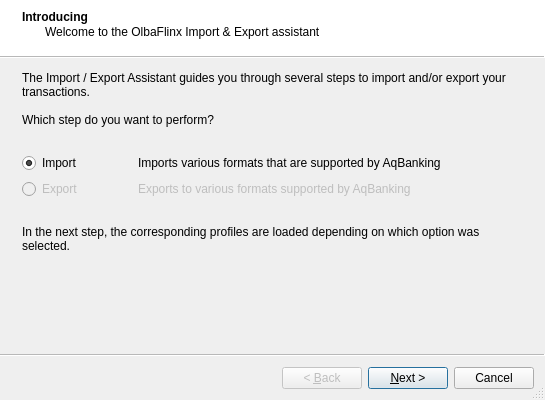
Above: src/uis/ImExportAssistant.ui from chmmou/olbaflinx before the change. Below: the same form after it.
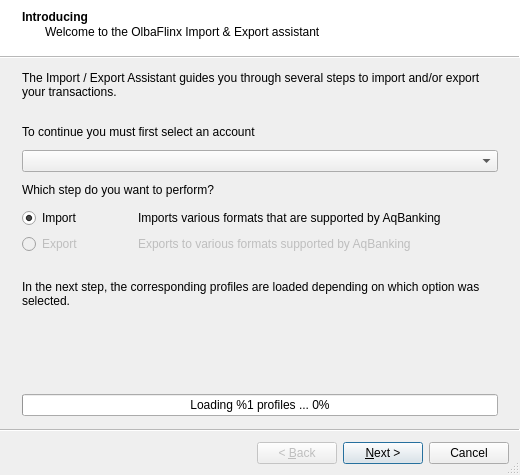
That is the form after the change.

```diff
--- a/src/uis/ImExportAssistant.ui
+++ b/src/uis/ImExportAssistant.ui
@@ -6,14 +6,14 @@
    <rect>
     <x>0</x>
     <y>0</y>
-    <width>545</width>
-    <height>400</height>
+    <width>520</width>
+    <height>475</height>
    </rect>
   </property>
   <property name="minimumSize">
    <size>
-    <width>545</width>
-    <height>400</height>
+    <width>520</width>
+    <height>475</height>
    </size>
   </property>
   <property name="windowTitle">
@@ -42,9 +42,7 @@
     <item>
      <widget class="QLabel" name="lblIntroducingTop">
       <property name="text">
-       <string>The Import / Export Assistant guides you through several steps to import and/or export your transactions.
-
-Which step do you want to perform?</string>
+       <string>The Import / Export Assistant guides you through several steps to import and/or export your transactions.</string>
       </property>
       <property name="wordWrap">
        <bool>true</bool>
@@ -67,6 +65,71 @@
       </property>
      </spacer>
     </item>
+    <item>
+     <widget class="QLabel" name="labelIntroductionAccountsInfo">
+      <property name="text">
+       <string>To continue you must first select an account</string>
+      </property>
+     </widget>
+    </item>
+    <item>
+     <spacer name="vsIntroduction2">
+      <property name="orientation">
+       <enum>Qt::Vertical</enum>
+      </property>
+      <property name="sizeType">
+       <enum>QSizePolicy::Fixed</enum>
+      </property>
+      <property name="sizeHint" stdset="0">
+       <size>
+        <width>20</width>
+        <height>5</height>
+       </size>
+      </property>
+     </spacer>
+    </item>
+    <item>
+     <widget class="QComboBox" name="cbxIntroductionAccounts"/>
+    </item>
+    <item>
+     <spacer name="vsIntroduction3">
+      <property name="orientation">
+       <enum>Qt::Vertical</enum>
+      </property>
+      <property name="sizeType">
+       <enum>QSizePolicy::Fixed</enum>
+      </property>
+      <property name="sizeHint" stdset="0">
+       <size>
+        <width>20</width>
+        <height>5</height>
+       </size>
+      </property>
+     </spacer>
+    </item>
+    <item>
+     <widget class="QLabel" name="lblIntroductionImExportInfo">
+      <property name="text">
+       <string>Which step do you want to perform?</string>
+      </property>
+     </widget>
+    </item>
+    <item>
+     <spacer name="vsIntroduction4">
+      <property name="orientation">
+       <enum>Qt::Vertical</enum>
+      </property>
+      <property name="sizeType">
+       <enum>QSizePolicy::Fixed</enum>
+      </property>
+      <property name="sizeHint" stdset="0">
+       <size>
+        <width>20</width>
+        <height>5</height>
+       </size>
+      </property>
+     </spacer>
+    </item>
     <item>
      <layout class="QHBoxLayout" name="hlIntroductionImport">
       <item>
@@ -175,6 +238,16 @@
       </property>
      </spacer>
     </item>
+    <item>
+     <widget class="QProgressBar" name="pbIntroductionProgress">
+      <property name="value">
+       <number>0</number>
+      </property>
+      <property name="format">
+       <string>Loading %1 profiles ... %p%</string>
+      </property>
+     </widget>
+    </item>
    </layout>
   </widget>
   <widget class="QWizardPage" name="wizardPageImExport">
```
Left out of the diff: 19 changed lines with no effect on the pictures.
